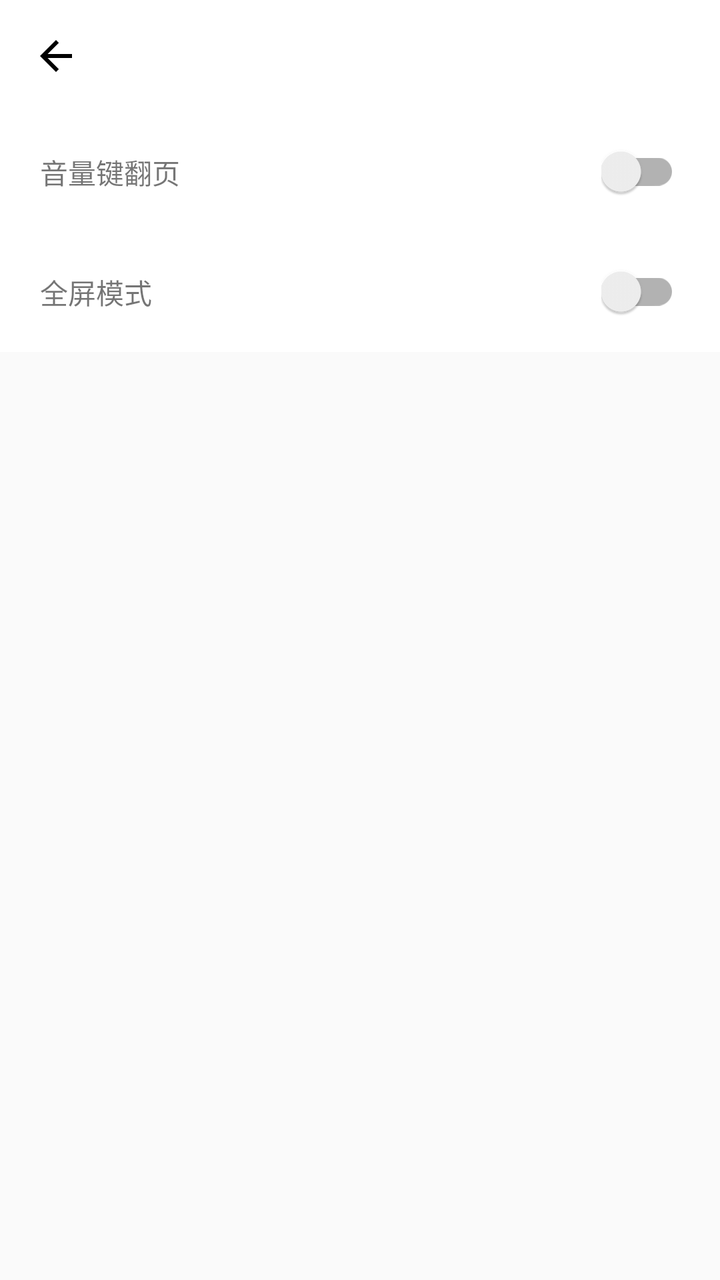
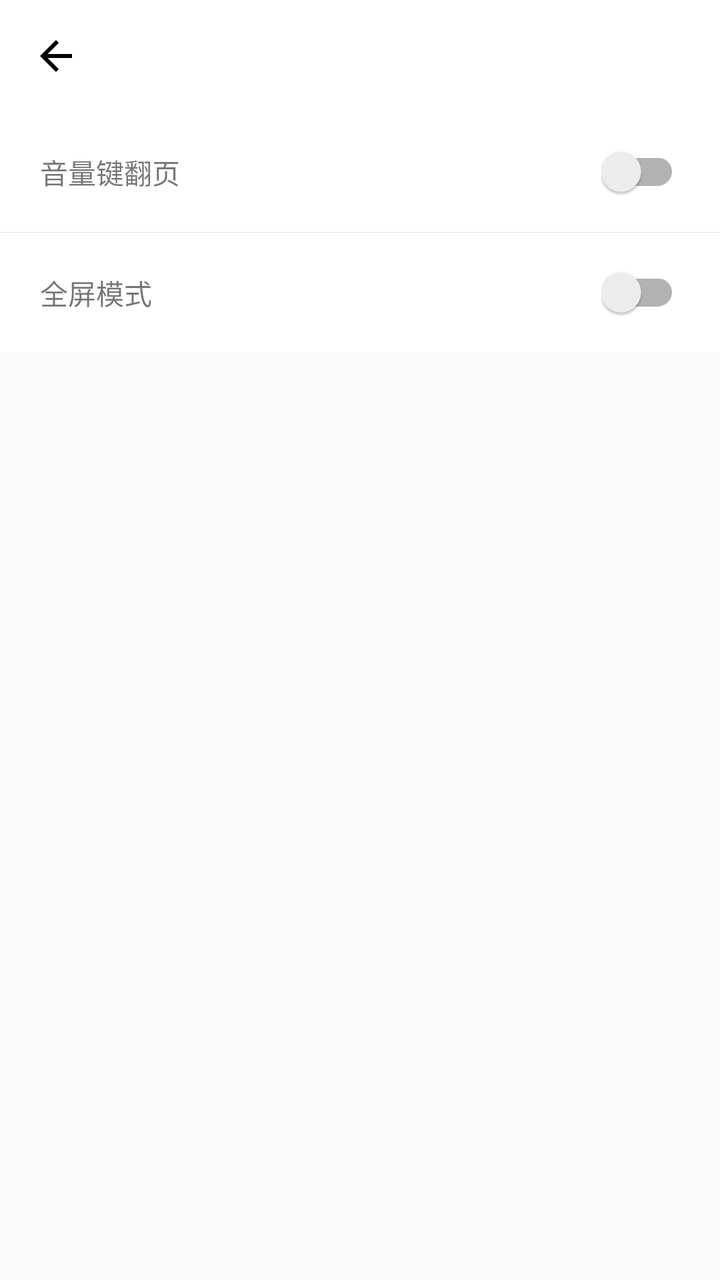

Two renders of the same Android screen: before a commit and after it. Below are the layout's source before the change and the commit's diff.
<!-- AndroidManifest.xml: application theme AppTheme -->
<!-- res/layout/activity_more_setting.xml -->
<?xml version="1.0" encoding="utf-8"?>
<LinearLayout xmlns:android="http://schemas.android.com/apk/res/android"
    xmlns:app="http://schemas.android.com/apk/res-auto"
    android:layout_width="match_parent"
    android:layout_height="match_parent"
    android:orientation="vertical">

    <androidx.appcompat.widget.Toolbar
        android:id="@+id/toolbar"
        android:layout_width="match_parent"
        android:layout_height="?attr/actionBarSize"
        android:background="@color/white"
        app:layout_constraintLeft_toLeftOf="parent"
        app:layout_constraintRight_toRightOf="parent"
        app:layout_constraintTop_toTopOf="parent"
        app:navigationIcon="@drawable/ic_arrow_back_24dp">

        <TextView
            android:id="@+id/tv_toolbar_center_title"
            android:layout_width="wrap_content"
            android:layout_height="wrap_content"
            android:layout_gravity="center_horizontal"
            android:textColor="@color/txt_black_191919"
            android:textSize="@dimen/sp_20"
            android:textStyle="bold" />

    </androidx.appcompat.widget.Toolbar>

    <RelativeLayout
        android:id="@+id/more_setting_rl_volume"
        android:layout_width="match_parent"
        android:layout_height="60dp"
        android:background="@drawable/selector_common_bg"
        android:gravity="center"
        android:paddingLeft="20dp"
        android:paddingRight="20dp">

        <TextView
            android:layout_width="wrap_content"
            android:layout_height="wrap_content"
            android:layout_centerVertical="true"
            android:text="音量键翻页"
            android:textSize="14sp" />

        <com.google.android.material.switchmaterial.SwitchMaterial
            android:id="@+id/more_setting_sc_volume"
            android:layout_width="wrap_content"
            android:layout_height="wrap_content"
            android:layout_alignParentRight="true"
            android:layout_centerVertical="true"
            android:clickable="false"
            android:longClickable="false" />
    </RelativeLayout>

    <RelativeLayout
        android:id="@+id/more_setting_rl_full_screen"
        android:layout_width="match_parent"
        android:layout_height="60dp"
        android:background="@drawable/selector_common_bg"
        android:gravity="center"
        android:paddingLeft="20dp"
        android:paddingRight="20dp">

        <TextView
            android:layout_width="wrap_content"
            android:layout_height="wrap_content"
            android:layout_centerVertical="true"
            android:text="全屏模式"
            android:textSize="14sp" />

        <com.google.android.material.switchmaterial.SwitchMaterial
            android:id="@+id/more_setting_sc_full_screen"
            android:layout_width="wrap_content"
            android:layout_height="wrap_content"
            android:layout_alignParentRight="true"
            android:layout_centerVertical="true"
            android:clickable="false"
            android:longClickable="false" />
    </RelativeLayout>

    <LinearLayout
        android:id="@+id/more_setting_rl_convert_type"
        android:layout_width="match_parent"
        android:layout_height="60dp"
        android:background="@drawable/selector_common_bg"
        android:gravity="center"
        android:orientation="horizontal"
        android:paddingLeft="20dp"
        android:paddingRight="20dp"
        android:visibility="gone">

        <TextView
            android:layout_width="wrap_content"
            android:layout_height="wrap_content"
            android:text="繁簡轉換"
            android:textSize="14sp" />

        <androidx.appcompat.widget.AppCompatSpinner
            android:id="@+id/more_setting_sc_convert_type"
            android:layout_width="0dp"
            android:layout_height="wrap_content"
            android:layout_weight="1"
            android:clickable="false"
            android:longClickable="false"
            android:textSize="14sp" />
    </LinearLayout>
</LinearLayout>
<!-- resources referenced by this layout -->
<resources>
  <color name="txt_black_191919">#191919</color>
  <color name="white">#ffffff</color>
  <dimen name="sp_20">20sp</dimen>
  <!-- drawable ic_arrow_back_24dp (drawable) -->
  <vector xmlns:android="http://schemas.android.com/apk/res/android"
      android:width="24dp"
      android:height="24dp"
      android:tint="#000000"
      android:viewportWidth="24.0"
      android:viewportHeight="24.0">
      <path
          android:fillColor="#FF000000"
          android:pathData="M20,11H7.83l5.59,-5.59L12,4l-8,8 8,8 1.41,-1.41L7.83,13H20v-2z" />
  </vector>
  <!-- drawable selector_common_bg (drawable) -->
  <?xml version="1.0" encoding="utf-8"?>
  <selector xmlns:android="http://schemas.android.com/apk/res/android">
      <item android:drawable="@color/hl_widget_button_selected" android:state_pressed="true" />
      <item android:drawable="@color/hl_widget_button_selected" android:state_selected="true" />
  
      <item android:drawable="@color/hl_widget_button_normal" />
  </selector>
  <style name="AppTheme" parent="Theme.AppCompat.Light.NoActionBar">
          
          <item name="colorPrimary">@color/colorPrimary</item>
          <item name="colorPrimaryDark">@color/colorPrimaryDark</item>
          <item name="colorAccent">@color/colorAccent</item>
  
          <item name="android:colorControlActivated">#FD842A</item>
          <item name="android:colorControlNormal">#A4A4A4</item>
      </style>
  <color name="hl_widget_button_selected">#E3E3E3</color>
  <color name="hl_widget_button_normal">@color/white</color>
  <color name="colorPrimary">#FDF9DD</color>
  <color name="colorPrimaryDark">#FDD34D</color>
  <color name="colorAccent">#FD842A</color>
</resources>

<!-- the commit's change to res/layout/activity_more_setting.xml (unified diff, before → after) -->
@@ -52,6 +52,11 @@
             android:longClickable="false" />
     </RelativeLayout>
 
+    <View
+        android:layout_width="match_parent"
+        android:layout_height="@dimen/px_1"
+        android:background="@color/col_gray_e5e5e5" />
+
     <RelativeLayout
         android:id="@+id/more_setting_rl_full_screen"
         android:layout_width="match_parent"
<!-- resource entries referenced after the edit -->
@@ -1,7 +1,9 @@
 <!-- resources referenced by this layout -->
 <resources>
+  <color name="col_gray_e5e5e5">#E5E5E5</color>
   <color name="txt_black_191919">#191919</color>
   <color name="white">#ffffff</color>
+  <dimen name="px_1">1px</dimen>
   <dimen name="sp_20">20sp</dimen>
   <!-- drawable ic_arrow_back_24dp (drawable) -->
   <vector xmlns:android="http://schemas.android.com/apk/res/android"
